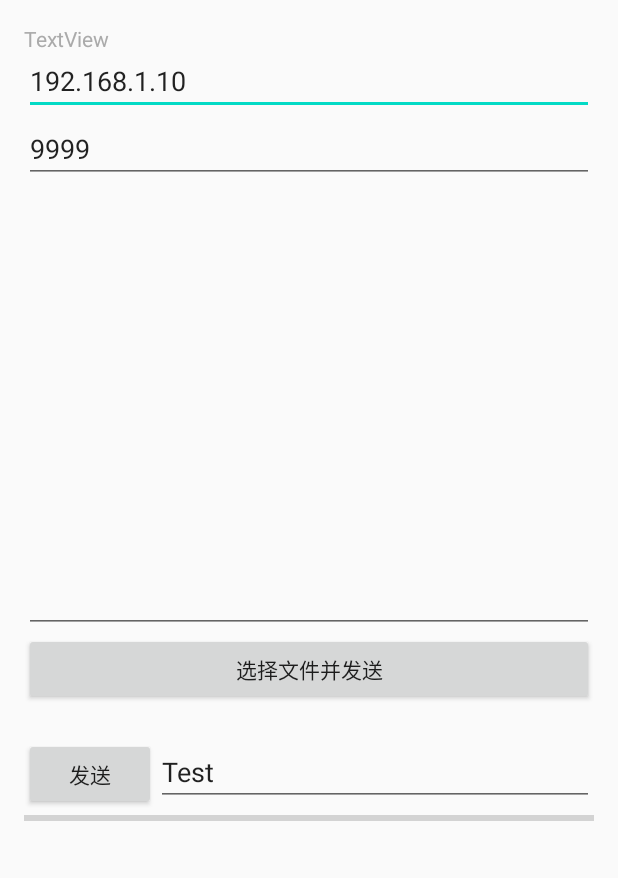
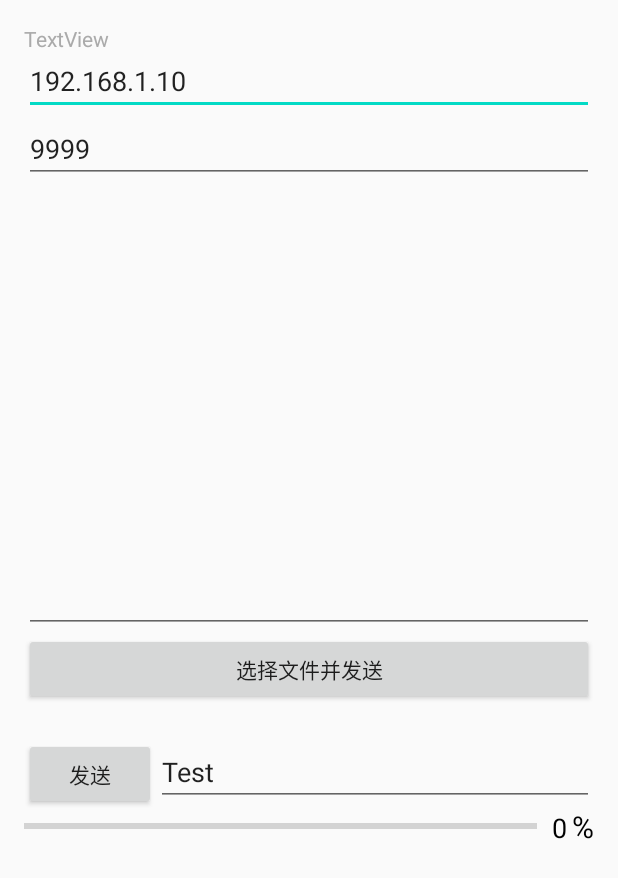
Before and after one commit to SmileAlfred/ACTransfer, an Android app: the layout activity_a2a_transfer.xml on its own in the app's theme, with its tools: preview values and no code run, on a phone screen of 412 x 824 dp. Shown: the top 878 px of the screen. Run offline under Robolectric (Android 15) with nearby library versions, the phone set to English and light mode, and no system bars; network calls fail.

```diff
--- a/app/src/main/java/com/example/a2atranfer/utils/MyUtils.java
+++ b/app/src/main/java/com/example/a2atranfer/utils/MyUtils.java
@@ -78,9 +78,9 @@ public class MyUtils {
         long KB = (size / 1024);            //3,601
         long MB = KB / 1024;                //3.516
         long GB = MB / 1024;                //0
-        if (GB > 0) return 1024 * 1024 * 1024;// ?GB
-        if (MB > 0) return 1024 * 1024;// ?MB
-        if (KB > 0) return 1024;
+        if (GB > 0) return 1024 * 1024 * 1024;// 1GB
+        if (MB > 0) return 1024 * 1024*16;// ?MB
+        if (KB > 0) return 1024*16;
         if (KB == 0) return (int) size;
         return 1024 * 1024;
     }
--- a/app/src/main/res/layout/activity_a2a_transfer.xml
+++ b/app/src/main/res/layout/activity_a2a_transfer.xml
@@ -89,13 +89,40 @@
         android:layout_toRightOf="@+id/btn_send_content"
         android:text="Test" />
 
-    <ProgressBar
-        android:id="@+id/pb"
-        style="@style/Widget.AppCompat.ProgressBar.Horizontal"
+    <LinearLayout
         android:layout_width="match_parent"
         android:layout_height="wrap_content"
-        android:max="100"
-        android:layout_below="@+id/et_content" />
+        android:layout_below="@+id/et_content"
+        android:orientation="horizontal">
+
+        <ProgressBar
+            android:id="@+id/pb"
+            style="@style/Widget.AppCompat.ProgressBar.Horizontal"
+            android:layout_width="0dp"
+            android:layout_gravity="center_vertical"
+            android:layout_marginRight="10dp"
+            android:layout_height="wrap_content"
+            android:layout_weight="1"
+            android:max="100" />
+
+        <TextView
+            android:id="@+id/tv_rate"
+            android:layout_width="wrap_content"
+            android:layout_height="wrap_content"
+            android:text="0"
+            android:layout_marginRight="3dp"
+            android:textColor="#000"
+            android:textSize="18sp" />
+
+        <TextView
+            android:id="@+id/tv_baifenhao"
+            android:layout_width="wrap_content"
+            android:layout_height="wrap_content"
+            android:text="%"
+            android:textColor="#000"
+            android:textSize="20sp" />
+    </LinearLayout>
+
 
     <ImageView
         android:id="@+id/iv_test"
```
Also changed, not shown: app/src/main/java/com/example/a2atranfer/activity/A2ATransferActivity.java (+6 -1 lines), app/src/main/java/com/example/a2atranfer/client/TCPClient.java (+37 -10 lines).
